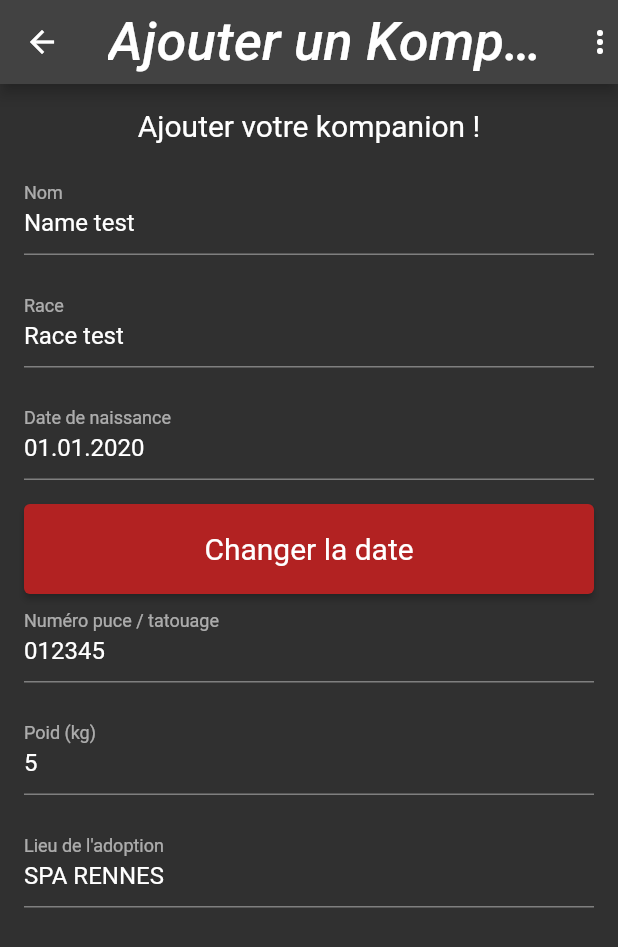
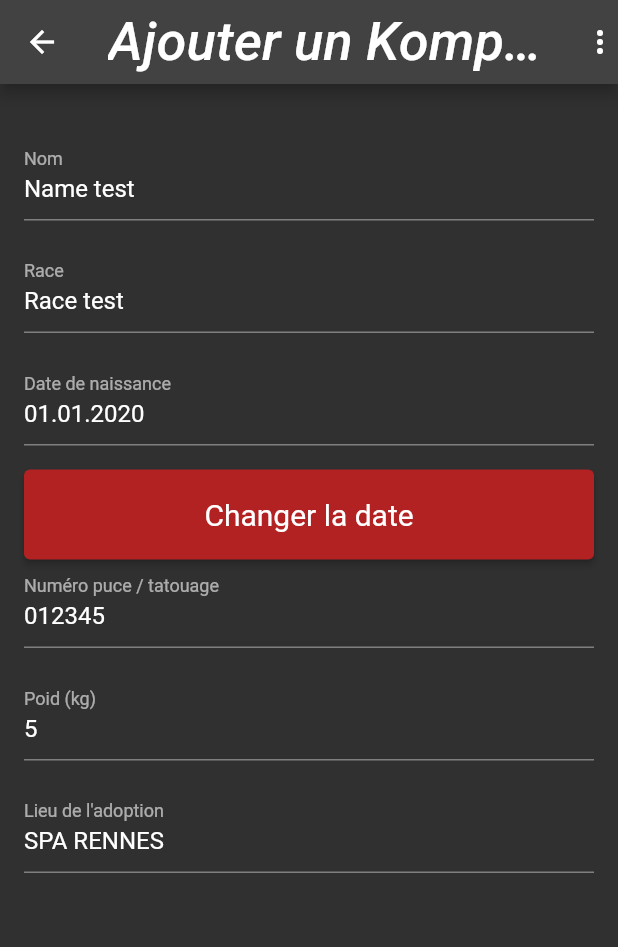
Before and after one commit to FabienLacorre/Kompanions, a Flutter app: the AddKompanion screen opened directly, on a phone screen of 412 x 824 dp. Shown: the top 947 px of the screen. Run offline on Flutter 3.47's test engine with Material 2 defaults, Android fonts, the phone set to English and light mode, and no system bars; our stand-ins replace flutter_secure_storage; accounts and stored records are empty; Roboto replaces fonts that are missing (Georgia, Hind).

Commit message:
feat: remove useless title

```diff
--- a/lib/Pages/AddKompanion.dart
+++ b/lib/Pages/AddKompanion.dart
@@ -67,7 +67,6 @@ class _AddKompanion extends State<AddKompanion> {
               padding: EdgeInsets.all(16),
               child: Column(
                 children: [
-                  CustomText(content: "Ajouter votre kompanion !"),
                   SizedBox(height: 16),
                   CustomTextField(
                       placeHolder: "Nom", controller: nameController),
```
